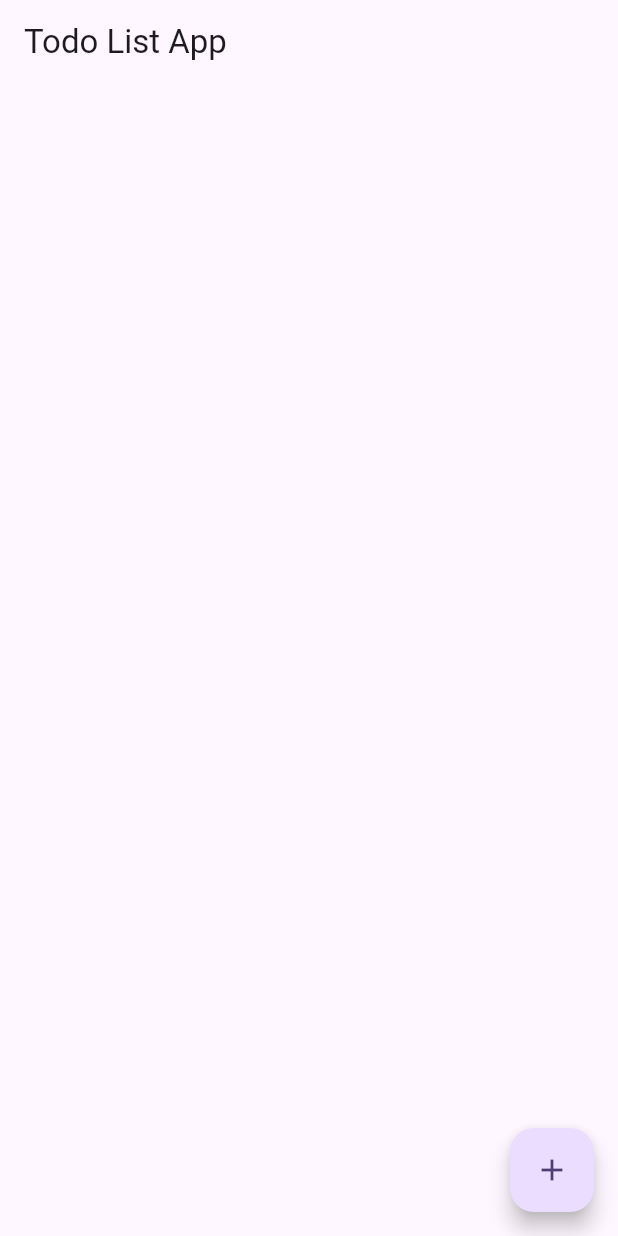
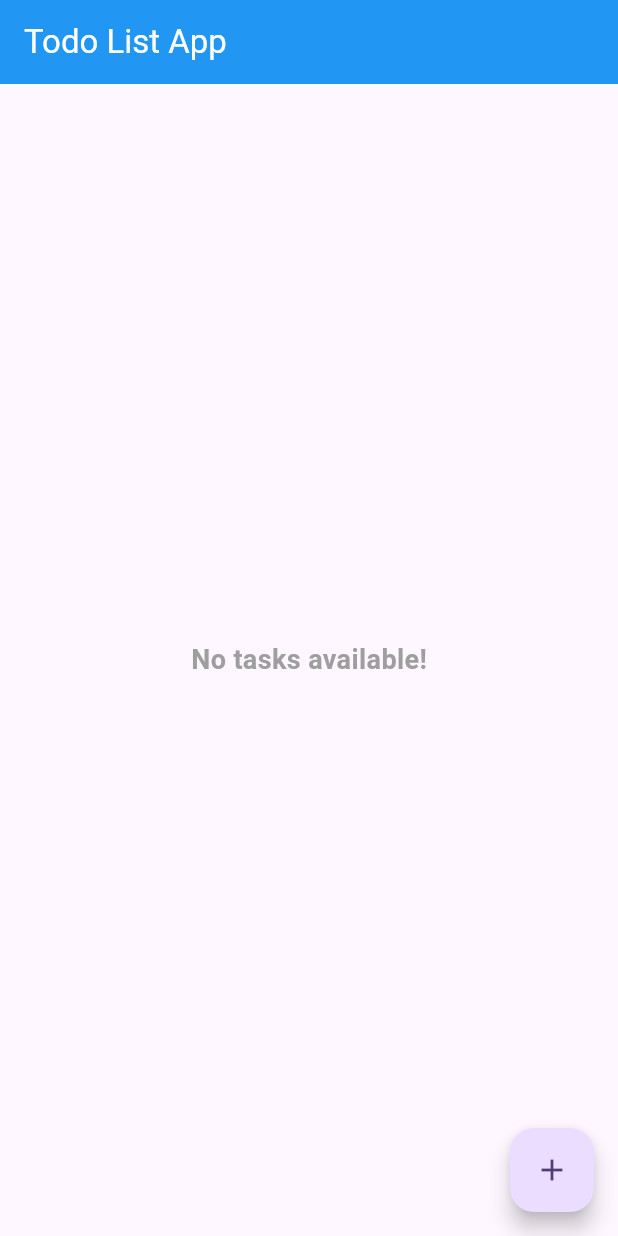
Before and after one commit to Cyrus-0101/mobile-computing, a Flutter app: the screen it shows after launch, on a phone screen of 412 x 824 dp. Run offline on Flutter 3.47's test engine with Material 3 defaults, Android fonts, the phone set to English and light mode, and no system bars.

Commit message:
House cleaning

```diff
--- a/lib/screens/add_task_screen.dart
+++ b/lib/screens/add_task_screen.dart
@@ -26,7 +26,7 @@ class AddTaskScreen extends StatelessWidget {
   Widget build(BuildContext context) {
     return Scaffold(
       appBar: AppBar(
-        title: const Text('Add Task'),
+        title: const Text('Add Task', style: TextStyle(fontWeight: FontWeight.bold)),
       ),
       body: Padding(
         padding: const EdgeInsets.all(16.0),
--- a/lib/screens/edit_task_screen.dart
+++ b/lib/screens/edit_task_screen.dart
@@ -12,7 +12,7 @@ void showFullScreenEditTaskDialog(BuildContext context, String taskId, String cu
       insetPadding: EdgeInsets.zero, // Removes padding to make it full screen
       child: Scaffold(
         appBar: AppBar(
-          title: const Text('Edit Task'),
+          title: const Text('Edit Task', style: TextStyle(fontWeight: FontWeight.bold)),
           leading: IconButton(
             icon: const Icon(Icons.close),
             onPressed: () {
--- a/lib/screens/home_screen.dart
+++ b/lib/screens/home_screen.dart
@@ -14,9 +14,26 @@ class HomeScreen extends StatelessWidget {
 
     return Scaffold(
       appBar: AppBar(
-        title: const Text('Todo List App'),
+       title: const Text(
+          'Todo List App',
+          style: TextStyle(color: Colors.white), // AppBar title text color set to white
+        ),
+        backgroundColor: Colors.blue,
+
       ),
-      body: ListView.builder(
+      body: tasks.isEmpty
+          ? Center(  // If no tasks, show this
+              child: Text(
+                'No tasks available!',
+                style: TextStyle(
+                  fontSize: 18,
+                  fontWeight: FontWeight.bold,
+                  color: Colors.grey,
+                ),
+              ),
+            )
+          :
+      ListView.builder(
         itemCount: tasks.length,
         itemBuilder: (context, index) {
           final task = tasks[index];
--- a/lib/screens/task_detail_screen.dart
+++ b/lib/screens/task_detail_screen.dart
@@ -16,7 +16,7 @@ class TaskDetailScreen extends StatelessWidget {
     if (task == null) {
       return Scaffold(
         appBar: AppBar(
-          title: const Text('Task Details'),
+          title: const Text('Task Details', style: TextStyle(fontWeight: FontWeight.bold)),
         ),
         body: const Center(
           child: Text('Task not found!'),
```
Also changed, not shown: lib/widgets/task_tile.dart (+35 -37 lines).
